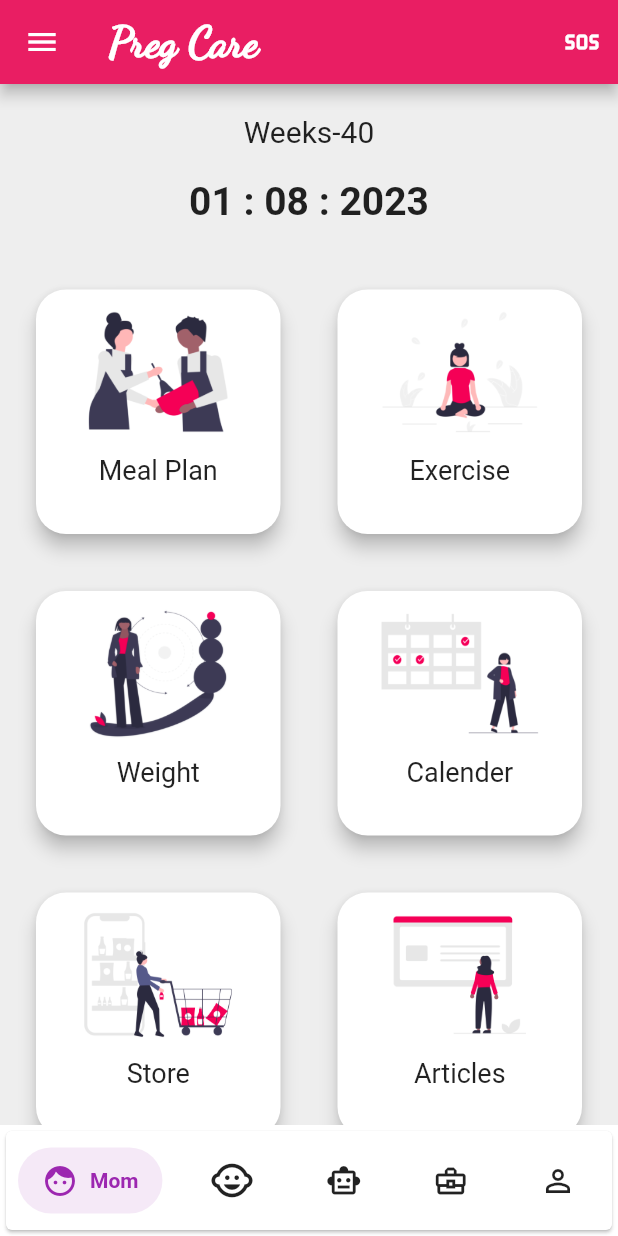
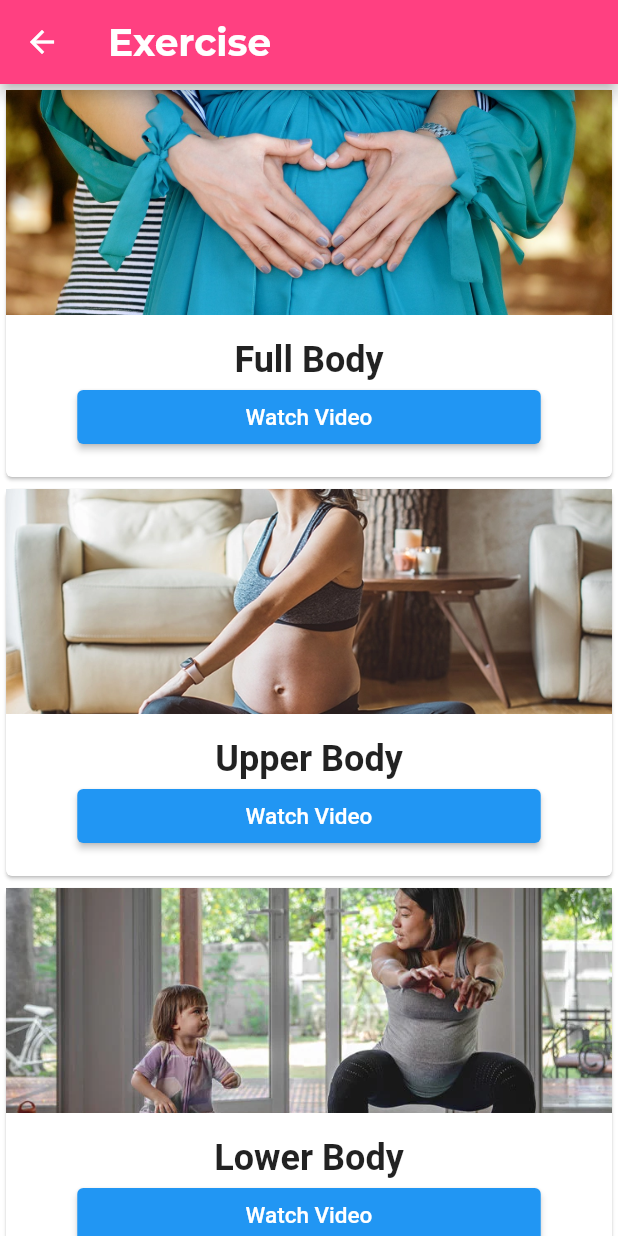
Before and after one commit to shree-10/Pregcare, a Flutter app: the screen it shows after launch, after a tap on "Exercise", on a phone screen of 412 x 824 dp. Run offline on Flutter 3.47's test engine with Material 2 defaults, Android fonts, the phone set to English and light mode, and no system bars; drawn by our look-alikes of salomon_bottom_bar; our stand-ins replace contained_tab_bar_view, google_fonts, scroll_snap_list; network calls fail.

Commit message:
excercise page done added the const modifier in many files Changes to be committed: 	deleted:    assets/images/M_maternity_cloths.png 	new file:   assets/images/lady.jpg 	new file:   assets/images/mE_lowerBody.png 	new file:   assets/images/mE_meditation.png 	new file:   assets/images/mE_upperBody.png 	new file:   assets/images/mE_yoga.png 	new file:   assets/images/mS_breastPump.jpg 	deleted:    assets/images/m_clothing.png 	modified:   lib/main.dart 	new file:   lib/mom/m_exercise.dart 	modified:   lib/mom/m_main.dart 	modified:   lib/mom/m_store.dart 	modified:   lib/tools/tools_main.dart 	modified:   lib/utils/routes.dart 	new file:   lib/widgets/exercise_cards.dart 	modified:   lib/widgets/store_link_card.dart

```diff
--- a/lib/main.dart
+++ b/lib/main.dart
@@ -6,21 +6,24 @@
 import 'mom/m_articles.dart';
 import 'mom/m_experience.dart';
 import 'mom/m_store.dart';
+import 'mom/m_exercise.dart';
 
 void main() {
-  SystemChrome.setSystemUIOverlayStyle(SystemUiOverlayStyle(
+  SystemChrome.setSystemUIOverlayStyle(const SystemUiOverlayStyle(
       statusBarColor: Colors.pink, statusBarIconBrightness: Brightness.light));
-  runApp(MyApp());
+  runApp(const MyApp());
 }
 
 class MyApp extends StatelessWidget {
+  const MyApp({super.key});
+
   @override
   Widget build(BuildContext context) {
     return MaterialApp(
       debugShowCheckedModeBanner: false,
       theme: ThemeData(
         scaffoldBackgroundColor: Colors.white,
-        appBarTheme: AppBarTheme(
+        appBarTheme: const AppBarTheme(
           color: Colors.pinkAccent,
         ),
         bottomSheetTheme: BottomSheetThemeData(
@@ -29,12 +32,13 @@
       ),
       initialRoute: "/",
       routes: {
-        "/": (context) => Pregcare(),
+        "/": (context) => const Pregcare(),
         PregcareRoutes().momWeightRoute: (context) => const MWeight(),
         PregcareRoutes().momArticleRoute: (context) => const ArticlesPage(),
         PregcareRoutes().momExperienceRoute: (context) =>
             const ExperiencesPage(),
-        PregcareRoutes().momStoreRoute: (context) => const Mstore()
+        PregcareRoutes().momStoreRoute: (context) => const Mstore(),
+        PregcareRoutes().momExerciseRoute: (context) => MExercise()
       },
     );
   }
--- /dev/null
+++ b/lib/mom/m_exercise.dart
@@ -0,0 +1,59 @@
+import 'package:flutter/material.dart';
+import 'package:google_fonts/google_fonts.dart';
+import '../widgets/exercise_cards.dart';
+
+class MExercise extends StatelessWidget {
+  MExercise({Key? key}) : super(key: key);
+
+  final List<Exercise> exerciseItems = [
+    const Exercise(
+      exerciseType: "Full Body",
+      exerciseImage: "assets/images/love-g3bfe8f28e_1280.jpg",
+      videoLink: "https://youtu.be/ZZIl3ZwcyRg",
+    ),
+    const Exercise(
+      exerciseType: "Upper Body",
+      exerciseImage: "assets/images/mE_upperBody.png",
+      videoLink: "https://youtu.be/cFB_YEuv520",
+    ),
+    const Exercise(
+      exerciseType: "Lower Body",
+      exerciseImage: "assets/images/mE_lowerBody.png",
+      videoLink: "https://youtu.be/FQYKwG_tuBo",
+    ),
+    const Exercise(
+      exerciseType: "Yoga",
+      exerciseImage: "assets/images/mE_yoga.png",
+      videoLink: "https://youtu.be/D75ClMK09TA",
+    ),
+    const Exercise(
+      exerciseType: "Meditation",
+      exerciseImage: "assets/images/mE_meditation.png",
+      videoLink: "https://youtu.be/D75ClMK09TA",
+    ),
+  ];
+
+  @override
+  Widget build(BuildContext context) {
+    List<ExerciseCard> exerciseCards = buildExerciseCards(exerciseItems);
+    return Scaffold(
+      appBar: AppBar(
+        title: Text(
+          "Exercise",
+          style: GoogleFonts.montserrat(
+              fontWeight: FontWeight.bold, fontSize: 25, color: Colors.white),
+        ),
+      ),
+      body: ListView.builder(
+        itemCount: exerciseCards.length,
+        itemBuilder: (BuildContext context, int index) {
+          return exerciseCards[index];
+        },
+      ),
+    );
+  }
+}
+
+List<ExerciseCard> buildExerciseCards(List<Exercise> exercises) {
+  return exercises.map((exercise) => ExerciseCard(exercise: exercise)).toList();
+}
--- a/lib/mom/m_main.dart
+++ b/lib/mom/m_main.dart
@@ -15,7 +15,7 @@
     MomTileCrad(
         title_text: "Exercise",
         image_url: "assets/images/m_exercise.png",
-        openUrl: "hello"),
+        openUrl: PregcareRoutes().momExerciseRoute),
     MomTileCrad(
         title_text: "Weight",
         image_url: "assets/images/m_weight.png",
--- a/lib/mom/m_store.dart
+++ b/lib/mom/m_store.dart
@@ -25,12 +25,12 @@
                 'https://www.shopsy.in/products-list/similar-products?screen=dynamic&pk=stores%3Dosp%2Fiko%2Fd20%2Fwar%2F~pIds%3DSHOGAW6EAZ2GSKFV~marketplace%3DFLIPKART~widgetType%3DproductCard~contentType%3DproductRecommendation%2Fsimilar&marketplace=FLIPKART',
           ),
           Store(
-            productName: 'Maternity clothes',
-            productImage: "assets/images/mS_breastPump.png",
+            productName: 'Breast pumps',
+            productImage: "assets/images/mS_breastPump.jpg",
             productLink:
                 'https://www.firstcry.com/buddsbuddy/buddsbuddy-dura-plus-silicone-manual-breast-pump-with-feeding-nipple-gentle-and-easy-to-operate-bpa-free-multicolor/12699996/product-detail?ref=GoogleShopping_2_37!!Search_Standard-Shopping-Upto6-Months_New!!',
           ),
-          // Add more products here
+          // Can add more products here
         ],
         super(key: key);
 
--- a/lib/utils/routes.dart
+++ b/lib/utils/routes.dart
@@ -4,4 +4,5 @@
   final String momArticleRoute = "/m_articles";
   final String momExperienceRoute = '/m_experience';
   final String momStoreRoute = '/m_store';
+  final String momExerciseRoute = '/m_excercise';
 }
--- /dev/null
+++ b/lib/widgets/exercise_cards.dart
@@ -0,0 +1,77 @@
+import 'package:flutter/material.dart';
+import 'package:url_launcher/url_launcher.dart';
+
+class Exercise {
+  final String exerciseType;
+  final String exerciseImage;
+  final String videoLink;
+
+  const Exercise({
+    required this.exerciseType,
+    required this.exerciseImage,
+    required this.videoLink,
+  });
+}
+
+class ExerciseCard extends StatelessWidget {
+  final Exercise exercise;
+
+  const ExerciseCard({Key? key, required this.exercise}) : super(key: key);
+
+  @override
+  Widget build(BuildContext context) {
+    return Card(
+      child: Column(
+        crossAxisAlignment: CrossAxisAlignment.start,
+        children: [
+          Image.asset(
+            exercise.exerciseImage,
+            fit: BoxFit.cover,
+            height: 150.0,
+            width: double.infinity,
+          ),
+          Padding(
+            padding: const EdgeInsets.all(16.0),
+            child: Column(
+              crossAxisAlignment: CrossAxisAlignment.start,
+              children: [
+                Center(
+                  child: Text(
+                    exercise.exerciseType,
+                    style: const TextStyle(
+                      fontSize: 24.0,
+                      fontWeight: FontWeight.bold,
+                    ),
+                  ),
+                ),
+                Center(
+                  child: SizedBox(
+                    width: MediaQuery.of(context).size.width * 0.75,
+                    child: ElevatedButton(
+                      onPressed: () {
+                        String urlString = exercise.videoLink;
+                        Uri uri = Uri.parse(urlString);
+
+                        if (uri.scheme == 'http' || uri.scheme == 'https') {
+                          launchUrl(uri);
+                        } else {
+                          debugPrint('Unsupported URL scheme: ${uri.scheme}');
+                        }
+                      },
+                      // child: const Center(
+                      child: const Text(
+                        'Watch Video',
+                        style: TextStyle(fontSize: 15),
+                      ),
+                      // ),
+                    ),
+                  ),
+                )
+              ],
+            ),
+          ),
+        ],
+      ),
+    );
+  }
+}
```
Also changed, not shown: lib/tools/tools_main.dart (+31 -27 lines), lib/widgets/store_link_card.dart (+16 -7 lines), assets/images/M_maternity_cloths.png (deleted), assets/images/lady.jpg (added), assets/images/mE_lowerBody.png (added), assets/images/mE_meditation.png (added), assets/images/mE_upperBody.png (added), assets/images/mE_yoga.png (added), assets/images/mS_breastPump.jpg (added), assets/images/m_clothing.png (deleted).
